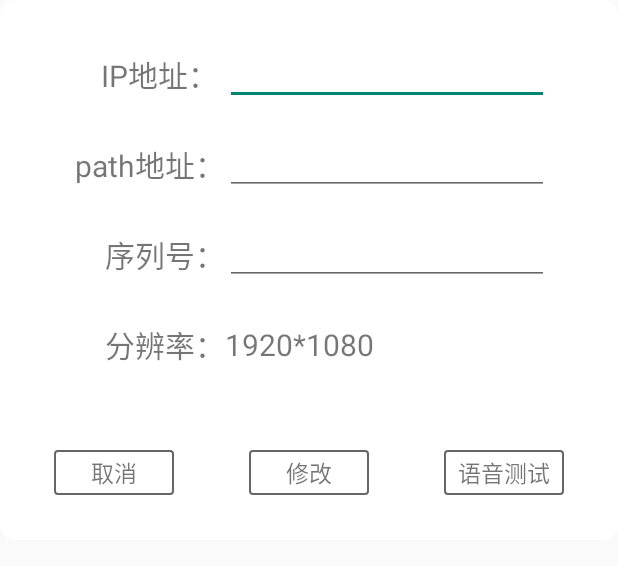
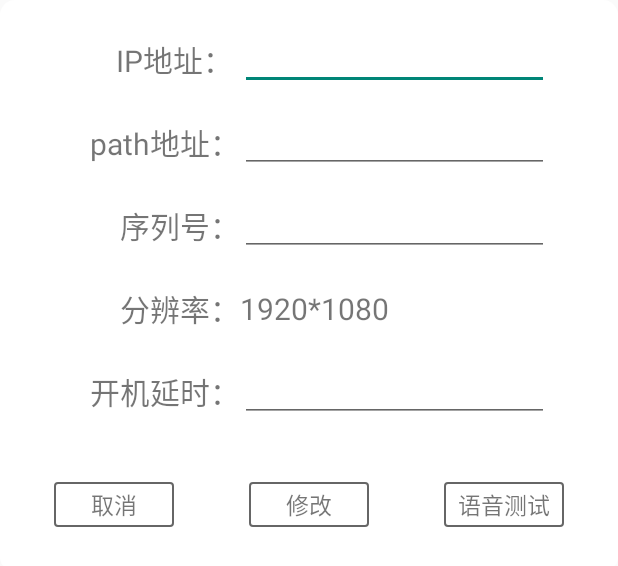
Before and after one commit to Dingzihao/hospital, an Android app: the layout dialog_setting.xml on its own in the app's theme, with its tools: preview values and no code run, on a phone screen of 412 x 824 dp. Shown: the top 566 px of the screen. Run offline under Robolectric (Android 15) with nearby library versions, the phone set to English and light mode, and no system bars.

Commit message:
开机延迟；

```diff
--- a/app/src/main/res/layout/dialog_setting.xml
+++ b/app/src/main/res/layout/dialog_setting.xml
@@ -9,13 +9,13 @@
     <LinearLayout
         android:layout_width="match_parent"
         android:layout_height="40dp"
-        android:layout_marginLeft="50dp"
-        android:layout_marginTop="30dp"
+        android:layout_marginLeft="40dp"
+        android:layout_marginTop="20dp"
         android:layout_marginRight="50dp"
         android:orientation="horizontal">
 
         <TextView
-            android:layout_width="100dp"
+            android:layout_width="120dp"
             android:layout_height="match_parent"
             android:gravity="center|right"
             android:text="IP地址： "
@@ -32,12 +32,12 @@
     <LinearLayout
         android:layout_width="match_parent"
         android:layout_height="40dp"
-        android:layout_marginLeft="50dp"
-        android:layout_marginTop="20dp"
+        android:layout_marginLeft="40dp"
+        android:layout_marginTop="15dp"
         android:layout_marginRight="50dp"
         android:orientation="horizontal">
         <TextView
-            android:layout_width="100dp"
+            android:layout_width="120dp"
             android:layout_height="match_parent"
             android:gravity="center|right"
             android:text="path地址："
@@ -55,12 +55,12 @@
     <LinearLayout
         android:layout_width="match_parent"
         android:layout_height="40dp"
-        android:layout_marginLeft="50dp"
-        android:layout_marginTop="20dp"
+        android:layout_marginLeft="40dp"
+        android:layout_marginTop="15dp"
         android:layout_marginRight="50dp"
         android:orientation="horizontal">
         <TextView
-            android:layout_width="100dp"
+            android:layout_width="120dp"
             android:layout_height="match_parent"
             android:gravity="center|right"
             android:text="序列号："
@@ -78,12 +78,12 @@
     <LinearLayout
         android:layout_width="match_parent"
         android:layout_height="40dp"
-        android:layout_marginLeft="50dp"
-        android:layout_marginTop="20dp"
+        android:layout_marginLeft="40dp"
+        android:layout_marginTop="15dp"
         android:layout_marginRight="50dp"
         android:orientation="horizontal">
         <TextView
-            android:layout_width="100dp"
+            android:layout_width="120dp"
             android:layout_height="match_parent"
             android:gravity="center|right"
             android:text="分辨率："
@@ -99,10 +99,35 @@
             tools:text="1920*1080"/>
 
     </LinearLayout>
+
+    <LinearLayout
+        android:layout_width="match_parent"
+        android:layout_height="40dp"
+        android:layout_marginLeft="40dp"
+        android:layout_marginTop="15dp"
+        android:layout_marginRight="50dp"
+        android:orientation="horizontal">
+        <TextView
+            android:layout_width="120dp"
+            android:layout_height="match_parent"
+            android:gravity="center|right"
+            android:text="开机延时："
+            android:textSize="20sp" />
+
+        <EditText
+            android:id="@+id/tv_delay"
+            android:layout_width="300dp"
+            android:layout_height="match_parent"
+            android:inputType="number"
+            android:maxLength="2"
+            android:singleLine="true" />
+
+    </LinearLayout>
+
     <LinearLayout
         android:layout_width="match_parent"
         android:layout_height="wrap_content"
-        android:layout_marginTop="50dp"
+        android:layout_marginTop="40dp"
         android:layout_marginBottom="30dp"
         android:gravity="center"
         android:orientation="horizontal">
```
Also changed, not shown: app/src/main/java/com/dzh/hospital/receiver/MyBroadcastReceiver.java (+18 -3 lines), app/src/main/java/com/dzh/hospital/util/SpUtil.java (+8 -0 lines), app/src/main/java/com/dzh/hospital/util/TTSUtils.java (+8 -0 lines), app/src/main/java/com/dzh/hospital/view/MainActivity.java (+14 -2 lines), 1 other file.
